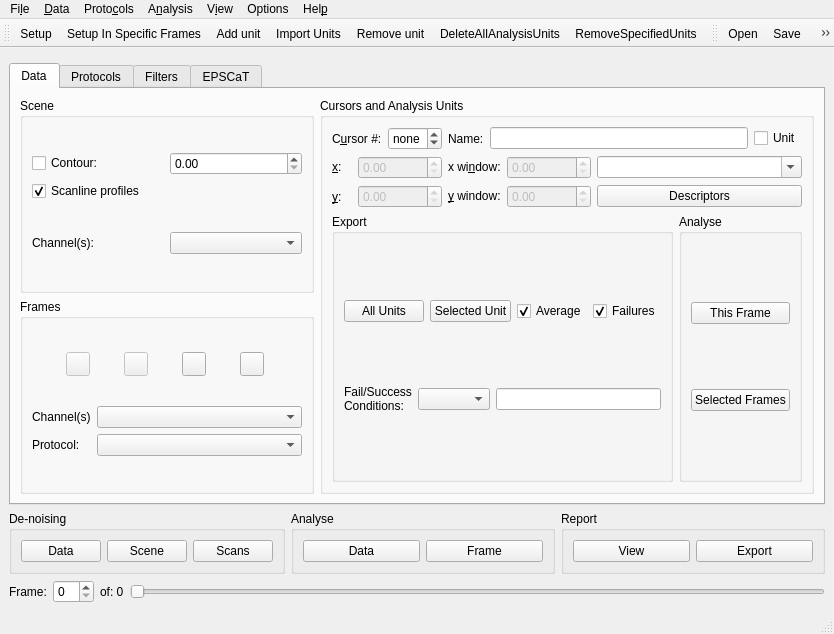
Qt form src/scipyen/imaging/LSCaTWindow.ui (ctigaret/scipyen) before a commit.
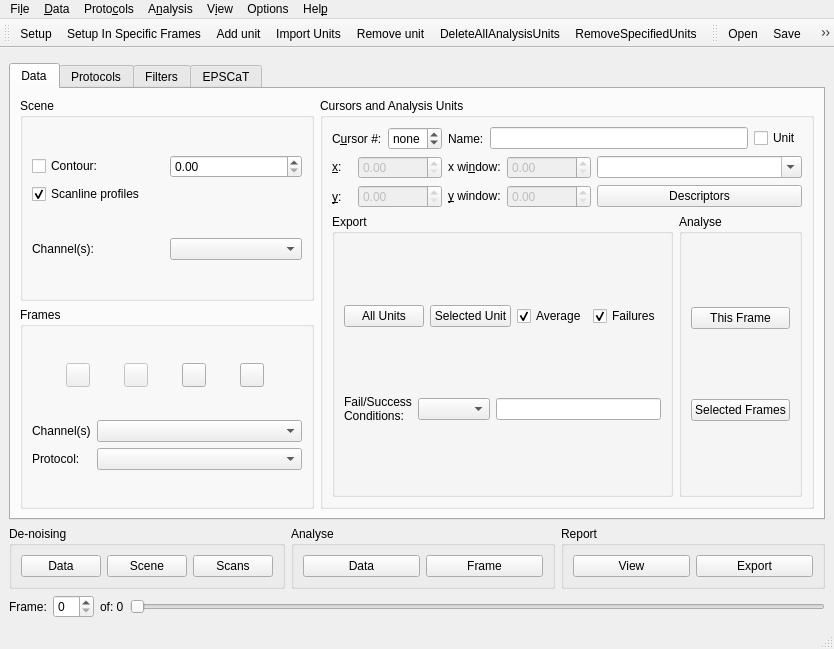
The same form after that commit. Icons and pictures are not drawn. Custom widgets are drawn as their Qt base class.

Patch:
```diff
--- a/src/scipyen/imaging/LSCaTWindow.ui
+++ b/src/scipyen/imaging/LSCaTWindow.ui
@@ -7,7 +7,7 @@
     <x>0</x>
     <y>0</y>
     <width>834</width>
-    <height>634</height>
+    <height>649</height>
    </rect>
   </property>
   <property name="windowTitle">
```
Left out of the diff: 2 changed lines with no effect on the pictures.
